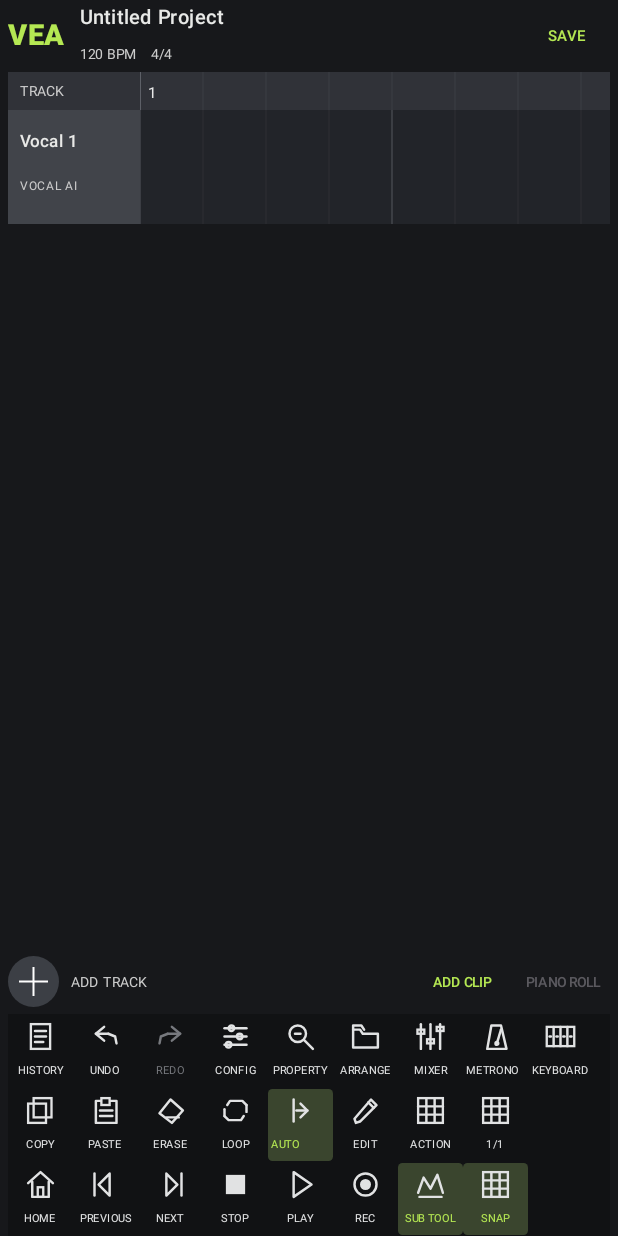
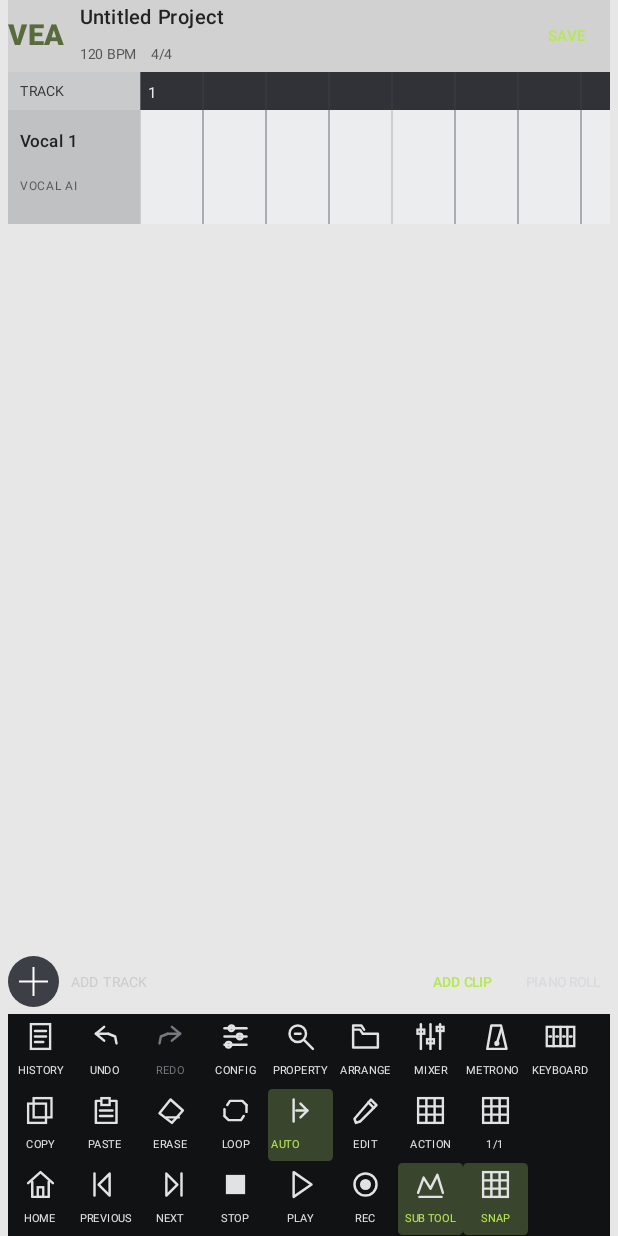
Before and after one commit to Kmj130830/VEA, an Android app built with Jetpack Compose: the screen it shows after launch (MainActivity), after a tap on "ADD TRACK", on a phone screen of 412 x 824 dp. Run offline under Robolectric (Android 15) with nearby library versions, the phone set to English and light mode, and no system bars.

Commit message:
Adopt neutral Mobile VOCALOID-inspired editor colors

```diff
--- a/app/src/main/java/com/kmj/vea/ui/arrangement/ArrangementScreen.kt
+++ b/app/src/main/java/com/kmj/vea/ui/arrangement/ArrangementScreen.kt
@@ -54,19 +54,19 @@ fun ArrangementScreen(
     Column(
         modifier = Modifier
             .fillMaxSize()
-            .background(Color(0xFF17181B))
+            .background(Color(0xFFE7E7E7))
             .padding(horizontal = 5.dp)
     ) {
         Row(
-            modifier = Modifier.fillMaxWidth().height(48.dp),
+            modifier = Modifier.fillMaxWidth().height(48.dp).background(Color(0xFFD1D1D1)),
             verticalAlignment = Alignment.CenterVertically
         ) {
-            Text("VEA", color = Color(0xFFB5E853), fontWeight = FontWeight.Black, fontSize = 19.sp)
+            Text("VEA", color = Color(0xFF596A3D), fontWeight = FontWeight.Black, fontSize = 19.sp)
             Spacer(Modifier.width(10.dp))
             Column(Modifier.weight(1f)) {
-                Text(project.name, maxLines = 1, overflow = TextOverflow.Ellipsis, fontSize = 13.sp, fontWeight = FontWeight.SemiBold)
+                Text(project.name, maxLines = 1, overflow = TextOverflow.Ellipsis, fontSize = 13.sp, fontWeight = FontWeight.SemiBold, color = Color(0xFF222222))
                 Text("${project.bpm} BPM    ${project.numerator}/${project.denominator}",
-                    color = Color.LightGray, fontSize = 9.sp)
+                    color = Color(0xFF555555), fontSize = 9.sp)
             }
             TextButton(onClick = onSave, contentPadding = PaddingValues(horizontal = 6.dp)) {
                 Text("SAVE", fontSize = 10.sp)
@@ -78,10 +78,10 @@ fun ArrangementScreen(
             verticalAlignment = Alignment.CenterVertically
         ) {
             Box(
-                modifier = Modifier.width(TRACK_HEADER_DP.dp).fillMaxHeight().background(Color(0xFF303238)),
+                modifier = Modifier.width(TRACK_HEADER_DP.dp).fillMaxHeight().background(Color(0xFFC9CACC)),
                 contentAlignment = Alignment.CenterStart
             ) {
-                Text("TRACK", modifier = Modifier.padding(start = 8.dp), fontSize = 9.sp, color = Color.LightGray)
+                Text("TRACK", modifier = Modifier.padding(start = 8.dp), fontSize = 9.sp, color = Color(0xFF333333))
             }
             Box(Modifier.weight(1f).fillMaxHeight().horizontalScroll(rememberScrollState())) {
                 TimelineRuler()
@@ -232,7 +232,7 @@ private fun ToolbarRow(
 
 @Composable
 private fun EmptyArrangementGrid() {
-    Row(modifier = Modifier.fillMaxWidth().height(170.dp).background(Color(0xFF202226))) {
+    Row(modifier = Modifier.fillMaxWidth().height(170.dp).background(Color(0xFFE7E7E7))) {
         Box(
             modifier = Modifier.width(TRACK_HEADER_DP.dp).fillMaxHeight().background(Color(0xFF303238)),
             contentAlignment = Alignment.Center
@@ -244,7 +244,7 @@ private fun EmptyArrangementGrid() {
             for (bar in 0..24) {
                 val x = bar * barWidth
                 drawLine(
-                    color = if (bar % 4 == 0) Color(0xFF565960) else Color(0xFF34363B),
+                    color = if (bar % 4 == 0) Color(0xFFB5B7BA) else Color(0xFFD0D2D4),
                     start = androidx.compose.ui.geometry.Offset(x, 0f),
                     end = androidx.compose.ui.geometry.Offset(x, size.height),
                     strokeWidth = if (bar % 4 == 0) 1.2f else 0.7f
@@ -289,28 +289,28 @@ private fun ArrangementTrackRow(
     onSelectClip: (String) -> Unit,
     onOpenClip: (VeaClip) -> Unit
 ) {
-    Row(modifier = Modifier.fillMaxWidth().height(76.dp).background(Color(0xFF1F2024))) {
+    Row(modifier = Modifier.fillMaxWidth().height(76.dp).background(Color(0xFFE0E1E2))) {
         Column(
             modifier = Modifier.width(TRACK_HEADER_DP.dp).fillMaxHeight()
-                .background(if (selected) Color(0xFF41444A) else Color(0xFF303238))
+                .background(if (selected) Color(0xFFBFC1C3) else Color(0xFF303238))
                 .clickable(onClick = onSelect)
                 .padding(start = 8.dp, top = 9.dp, end = 4.dp),
             verticalArrangement = Arrangement.spacedBy(5.dp)
         ) {
-            Text(track.name, fontWeight = FontWeight.SemiBold, fontSize = 11.sp,
+            Text(track.name, color = Color(0xFF222222), fontWeight = FontWeight.SemiBold, fontSize = 11.sp,
                 maxLines = 1, overflow = TextOverflow.Ellipsis)
             Text(if (track.kind == "AUDIO") "AUDIO" else "VOCAL AI",
-                fontSize = 8.sp, color = Color.LightGray)
+                fontSize = 8.sp, color = Color(0xFF555555))
         }
 
         Box(modifier = Modifier.weight(1f).fillMaxHeight().horizontalScroll(rememberScrollState())) {
-            Box(modifier = Modifier.width(1260.dp).fillMaxHeight().background(Color(0xFF222429))) {
+            Box(modifier = Modifier.width(1260.dp).fillMaxHeight().background(Color(0xFFECEDEE))) {
                 Canvas(Modifier.fillMaxSize()) {
                     val barWidth = BAR_WIDTH_DP.dp.toPx()
                     for (bar in 0..30) {
                         val x = bar * barWidth
                         drawLine(
-                            color = if (bar % 4 == 0) Color(0xFF4D5056) else Color(0xFF34363B),
+                            color = if (bar % 4 == 0) Color(0xFFB7B9BC) else Color(0xFF34363B),
                             start = androidx.compose.ui.geometry.Offset(x, 0f),
                             end = androidx.compose.ui.geometry.Offset(x, size.height),
                             strokeWidth = if (bar % 4 == 0) 1.2f else 0.7f
```
Also changed, not shown: app/src/main/java/com/kmj/vea/ui/pianoroll/PianoRollScreen.kt (+14 -14 lines).
